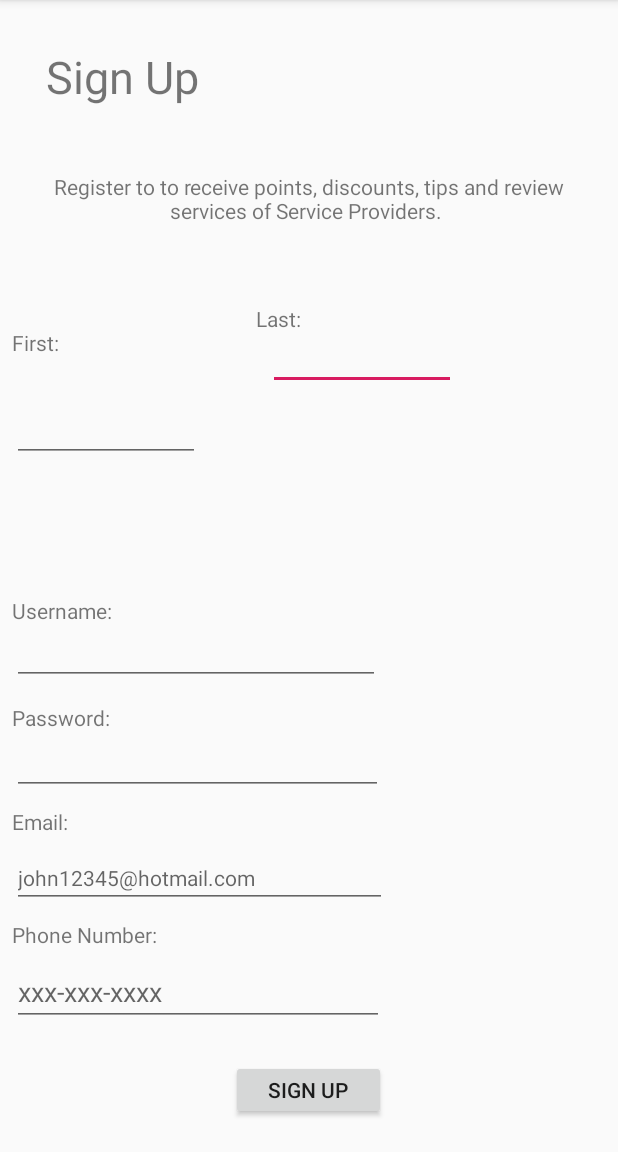
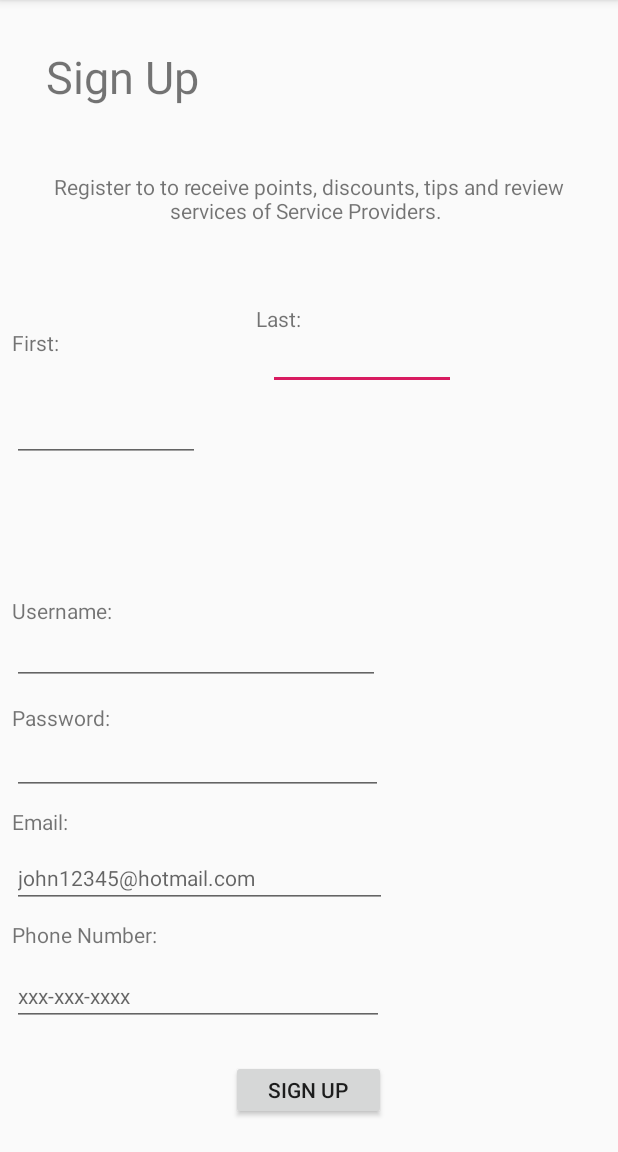
Before and after one commit to Jeremy2052/SMS, an Android app: the registration screen opened directly, with no data from a screen before it, after a tap on "SIGN UP", on a phone screen of 412 x 824 dp, the part 84-1236 px from its top. Run offline under Robolectric (Android 15) with nearby library versions, the phone set to English and light mode, and no system bars.

Commit message:
Update Login, Registration

```diff
--- a/app/src/main/java/com/example/login/registration.java
+++ b/app/src/main/java/com/example/login/registration.java
@@ -26,8 +26,8 @@ public class registration extends AppCompatActivity {
 
         Button signup = findViewById(R.id.signup);
 
-        final String first = firstName.getText().toString();
-        final String last = lastName.getText().toString();
+        final String first2 = firstName.getText().toString();
+        final String last2 = lastName.getText().toString();
         final String Email = email.getText().toString();
         final String phone = phoneNumber.getText().toString();
         final String user = username.getText().toString();
@@ -36,12 +36,12 @@ public class registration extends AppCompatActivity {
         signup.setOnClickListener(new View.OnClickListener() {
             public void onClick(View v) {
 
-                if(TextUtils.isEmpty(first)){
+                if(TextUtils.isEmpty(first2)){
                     //first name is empty
                     Toast.makeText(getApplication(), "Enter a first name",Toast.LENGTH_SHORT).show();
                     return;
                 }
-                if(TextUtils.isEmpty(last)){
+                if(TextUtils.isEmpty(last2)){
                     //first name is empty
                     Toast.makeText(getApplication(), "Enter a last name",Toast.LENGTH_SHORT).show();
                     return;
--- a/app/src/main/res/layout/activity_registration.xml
+++ b/app/src/main/res/layout/activity_registration.xml
@@ -51,7 +51,9 @@
         android:layout_marginRight="108dp"
         android:ems="10"
         android:inputType="textPersonName"
+        android:paddingTop="2dp"
         android:text=""
+        android:textSize="14sp"
         app:layout_constraintEnd_toEndOf="parent"
         app:layout_constraintTop_toBottomOf="@+id/textView3" />
 
@@ -78,7 +80,7 @@
         android:ems="10"
         android:hint="xxx-xxx-xxxx"
         android:inputType="phone"
-        android:textSize="18sp"
+        android:textSize="14sp"
         app:layout_constraintBottom_toTopOf="@+id/signup"
         app:layout_constraintStart_toStartOf="parent"
         app:layout_constraintTop_toBottomOf="@+id/textView5"
@@ -140,7 +142,8 @@
         android:layout_marginLeft="8dp"
         android:ems="10"
         android:inputType="textPersonName"
-        android:text=""
+        android:paddingTop="2dp"
+        android:textSize="14sp"
         app:layout_constraintBottom_toTopOf="@+id/textView8"
         app:layout_constraintEnd_toStartOf="@+id/last"
         app:layout_constraintHorizontal_bias="0.0"
@@ -183,6 +186,8 @@
         android:layout_marginBottom="12dp"
         android:ems="10"
         android:inputType="textPersonName"
+        android:paddingTop="2dp"
+        android:textSize="14sp"
         app:layout_constraintBottom_toTopOf="@+id/textView9"
         app:layout_constraintStart_toStartOf="parent" />
 
@@ -206,6 +211,8 @@
         android:layout_marginBottom="8dp"
         android:ems="10"
         android:inputType="textPersonName"
+        android:paddingTop="2dp"
+        android:textSize="14sp"
         app:layout_constraintBottom_toTopOf="@+id/textView4"
         app:layout_constraintStart_toStartOf="parent" />
 </androidx.constraintlayout.widget.ConstraintLayout>
```
